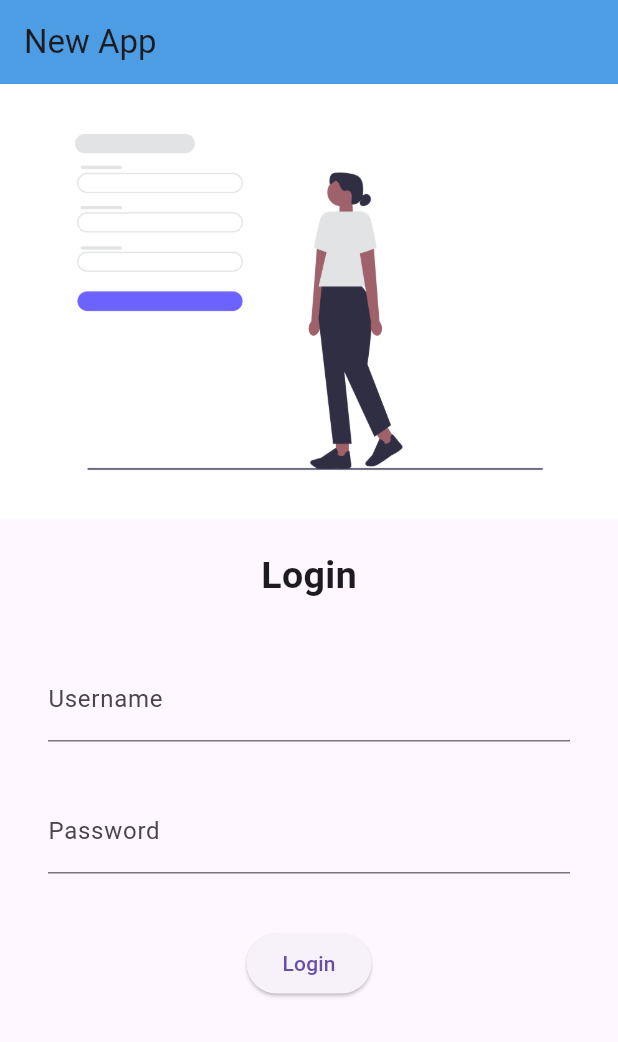
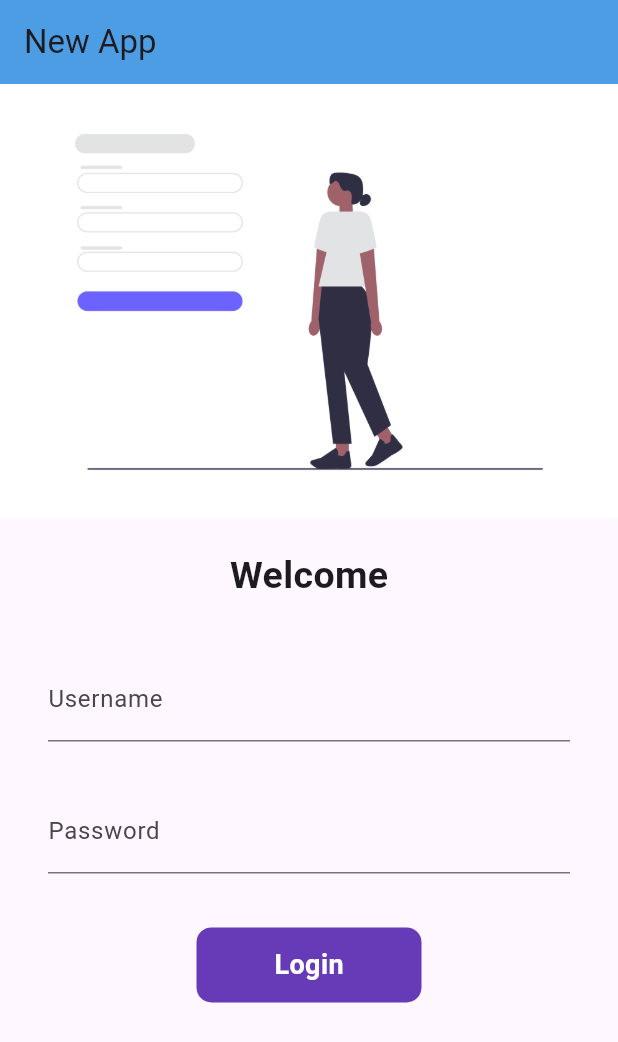
Before and after one commit to Zubair0326/8-hours-of-Flutter, a Flutter app: the screen it shows after launch, on a phone screen of 412 x 824 dp. Shown: the top 1042 px of the screen. Run offline on Flutter 3.47's test engine with Material 3 defaults, Android fonts, the light colour scheme and no system bars.

Commit message:
minor changes in login button

```diff
--- a/zubair_project/lib/main.dart
+++ b/zubair_project/lib/main.dart
@@ -1,7 +1,9 @@
 import 'package:flutter/material.dart';
+import 'package:zubair_project/screens/homepage.dart';
 
 // import 'package:zubair_project/screens/homepage.dart';
 import 'package:zubair_project/screens/login_page.dart';
+import 'package:zubair_project/utils/routes.dart';
 
 void main() {
   runApp(MyApp());
@@ -11,9 +13,13 @@ class MyApp extends StatelessWidget {
   @override
   Widget build(BuildContext context) {
     return MaterialApp(
+      debugShowCheckedModeBanner: false,
       home: LoginPage(),
       themeMode: ThemeMode.dark,
-      routes: {"/login": (context) => LoginPage()},
+      routes: {
+        MyRoutes.homeRoute: (context) => Homepage(),
+        MyRoutes.loginRoute: (context) => LoginPage(),
+      },
     );
   }
 }
--- a/zubair_project/lib/screens/homepage.dart
+++ b/zubair_project/lib/screens/homepage.dart
@@ -7,7 +7,7 @@ class Homepage extends StatelessWidget {
     String name = 'vedant';
     return Scaffold(
       appBar: AppBar(
-        backgroundColor: Colors.deepOrange,
+        backgroundColor: Color.fromARGB(255, 103, 145, 236),
         title: Text(
           "Zubair Patel",
         ),
--- a/zubair_project/lib/screens/login_page.dart
+++ b/zubair_project/lib/screens/login_page.dart
@@ -1,6 +1,17 @@
+// import 'dart:ffi';
+// import 'dart:nativewrappers/_internal/vm/lib/ffi_native_type_patch.dart';
+
 import 'package:flutter/material.dart';
+import 'package:zubair_project/utils/routes.dart';
 
-class LoginPage extends StatelessWidget {
+class LoginPage extends StatefulWidget {
+  @override
+  State<LoginPage> createState() => _LoginPageState();
+}
+
+class _LoginPageState extends State<LoginPage> {
+  String name = "";
+  bool changebutton = false;
   @override
   Widget build(BuildContext context) {
     return MaterialApp(
@@ -13,7 +24,8 @@ class LoginPage extends StatelessWidget {
             textAlign: TextAlign.center,
           ),
         ),
-        body: Column(
+        body: SingleChildScrollView(
+          child: Column(
             children: [
               Image.asset(
                 'assets/images/login.png',
@@ -23,23 +35,29 @@ class LoginPage extends StatelessWidget {
                 height: 20.0,
               ),
               Text(
-              "Login",
+                " Welcome $name",
                 style: TextStyle(fontSize: 25, fontWeight: FontWeight.bold),
               ),
               SizedBox(
                 height: 20.0,
               ),
               Padding(
-              padding: const EdgeInsets.symmetric(vertical: 16, horizontal: 32),
+                padding:
+                    const EdgeInsets.symmetric(vertical: 16, horizontal: 32),
                 child: TextFormField(
                   decoration: InputDecoration(
                     hintText: 'Enter Username',
                     labelText: 'Username',
                   ),
+                  onChanged: (value) {
+                    name = value;
+                    setState(() {});
+                  },
                 ),
               ),
               Padding(
-              padding: const EdgeInsets.symmetric(vertical: 16, horizontal: 32),
+                padding:
+                    const EdgeInsets.symmetric(vertical: 16, horizontal: 32),
                 child: TextFormField(
                   decoration: InputDecoration(
                     hintText: 'Enter Password',
@@ -51,12 +69,42 @@ class LoginPage extends StatelessWidget {
               SizedBox(
                 height: 20.0,
               ),
-            ElevatedButton(
-                onPressed: () {
-                  print("Hi Zubair");
+              // ElevatedButton(
+              //     onPressed: () {
+              //       Navigator.pushNamed(context, MyRoutes.homeRoute);
+              //     },
+              //     child: Text("Login")
+              //     ),
+              InkWell(
+                onTap: () async {
+                  setState(() {
+                    changebutton = true;
+                  });
+                  await Future.delayed(Duration(seconds: 1));
+                  Navigator.pushNamed(context, MyRoutes.homeRoute);
                 },
-                child: Text("Login"))
+                child: AnimatedContainer(
+                  duration: Duration(seconds: 1),
+                  width: changebutton ? 50 : 150,
+                  height: 50,
+                  alignment: Alignment.center,
+                  child: changebutton
+                      ? Icon(Icons.done, color: Colors.white)
+                      : Text(
+                          'Login',
+                          style: TextStyle(
+                              color: Colors.white,
+                              fontSize: 18,
+                              fontWeight: FontWeight.bold),
+                        ),
+                  decoration: BoxDecoration(
+                    color: Colors.deepPurple,
+                    borderRadius: BorderRadius.circular(10),
+                  ),
+                ),
+              )
             ],
+          ),
         ),
       ),
     );
--- /dev/null
+++ b/zubair_project/lib/utils/routes.dart
@@ -0,0 +1,4 @@
+class MyRoutes {
+  static String loginRoute = "/login";
+  static String homeRoute = "/home";
+}
```
Lines whose indentation alone changed are shown as unchanged.
